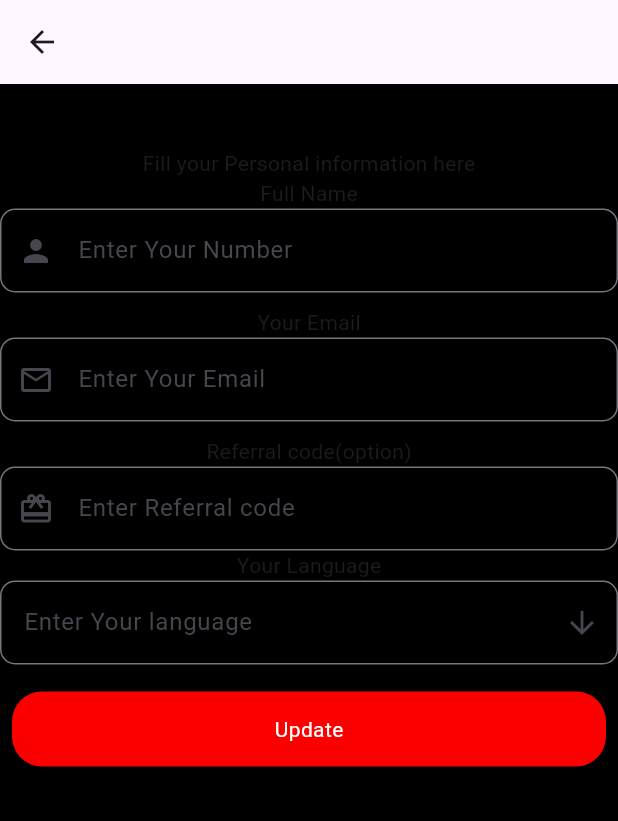
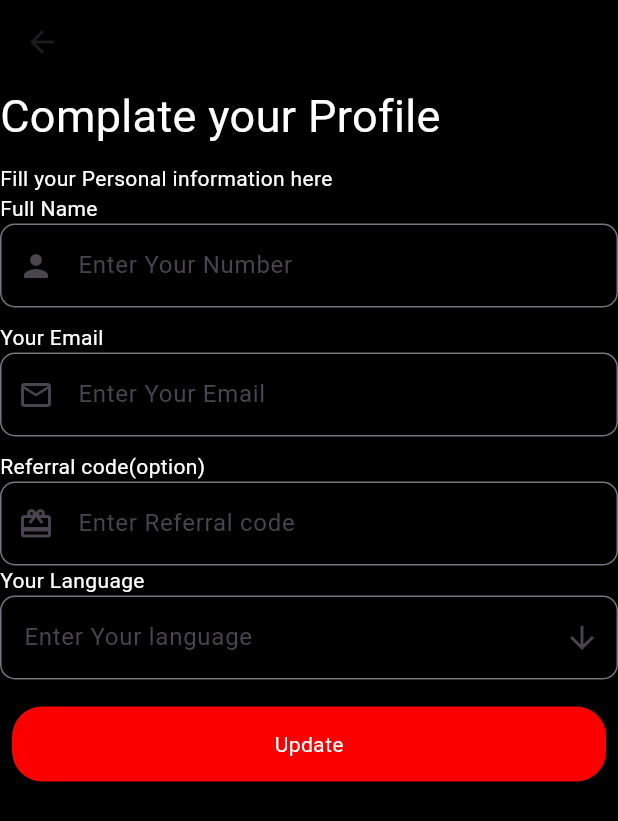
Before and after one commit to Anshumyit/OTTIN, a Flutter app: the CompleteProfile screen opened directly, on a phone screen of 412 x 824 dp. Shown: the top 821 px of the screen. Run offline on Flutter 3.47's test engine with Material 3 defaults, Android fonts, the phone set to English and light mode, and no system bars; our stand-ins replace hexcolor.

Commit message:
first commit

```diff
--- a/lib/view/complete_profile.dart
+++ b/lib/view/complete_profile.dart
@@ -15,14 +15,17 @@ class _CompleteProfileState extends State<CompleteProfile> {
     return Scaffold(
       backgroundColor: Colors.black,
       appBar: AppBar(
+        backgroundColor: Colors.black,
         automaticallyImplyLeading: true,
       ),
       body: Column(
+        crossAxisAlignment: CrossAxisAlignment.start,
         children: [
-          Text('Complate your Profile',style: TextStyle(color: Colors.black,fontSize: 30)),
-          Text('Fill your Personal information here'),
+          Text('Complate your Profile',style: TextStyle(color: Colors.white,fontSize: 30)),
+          SizedBox(height: 10),
+          Text('Fill your Personal information here',style: TextStyle(color: Colors.white),),
 
-          Text("Full Name"),
+          Text("Full Name",style: TextStyle(color: Colors.white)),
           TextField(
             decoration: InputDecoration(
               hintText: "Enter Your Number",
@@ -33,7 +36,7 @@ class _CompleteProfileState extends State<CompleteProfile> {
             ),
           ),
           SizedBox(height: 10),
-          Text("Your Email"),
+          Text("Your Email",style: TextStyle(color: Colors.white)),
           TextField(
             decoration: InputDecoration(
               hintText: "Enter Your Email",
@@ -44,7 +47,7 @@ class _CompleteProfileState extends State<CompleteProfile> {
             ),
           ),
           SizedBox(height: 10),
-          Text("Referral code(option)"),
+          Text("Referral code(option)",style: TextStyle(color: Colors.white)),
           TextField(
             decoration: InputDecoration(
               hintText: "Enter Referral code",
@@ -54,7 +57,7 @@ class _CompleteProfileState extends State<CompleteProfile> {
               prefixIcon: Icon(Icons.card_giftcard),
             ),
           ),
-          Text("Your Language"),
+          Text("Your Language",style: TextStyle(color: Colors.white)),
           TextField(
             decoration: InputDecoration(
               hintText: "Enter Your language",
```
